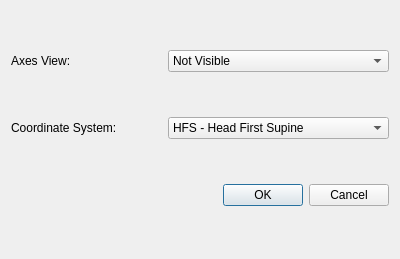
Qt form rtUI/axesProperties.ui (pengwg/vurtigo) before a commit.
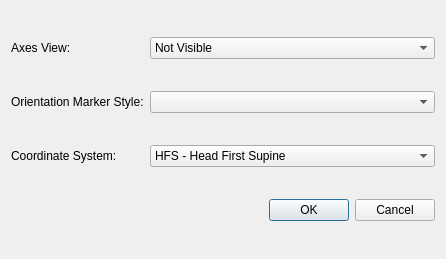
The same form after that commit.

Commit message: Added the ability to customize the orientation marker widget. Fixed minor bugs relating to the orientation marker widget.

```diff
--- a/rtUI/axesProperties.ui
+++ b/rtUI/axesProperties.ui
@@ -6,7 +6,7 @@
    <rect>
     <x>0</x>
     <y>0</y>
-    <width>400</width>
+    <width>446</width>
     <height>259</height>
    </rect>
   </property>
@@ -40,14 +40,7 @@
      </item>
     </widget>
    </item>
-   <item row="1" column="0">
-    <widget class="QLabel" name="label_2">
-     <property name="text">
-      <string>Coordinate System:</string>
-     </property>
-    </widget>
-   </item>
-   <item row="1" column="1">
+   <item row="2" column="1">
     <widget class="QComboBox" name="coordComboBox">
      <item>
       <property name="text">
@@ -96,7 +89,7 @@
      </item>
     </widget>
    </item>
-   <item row="2" column="0" colspan="2">
+   <item row="5" column="1">
     <widget class="QDialogButtonBox" name="buttonBox">
      <property name="orientation">
       <enum>Qt::Horizontal</enum>
@@ -106,6 +99,23 @@
      </property>
     </widget>
    </item>
+   <item row="2" column="0">
+    <widget class="QLabel" name="label_2">
+     <property name="text">
+      <string>Coordinate System:</string>
+     </property>
+    </widget>
+   </item>
+   <item row="1" column="0">
+    <widget class="QLabel" name="markerStyleLabel">
+     <property name="text">
+      <string>Orientation Marker Style:</string>
+     </property>
+    </widget>
+   </item>
+   <item row="1" column="1">
+    <widget class="QComboBox" name="markerStyleCombo"/>
+   </item>
   </layout>
  </widget>
  <resources/>
```
The commit also changes 20 other files.
